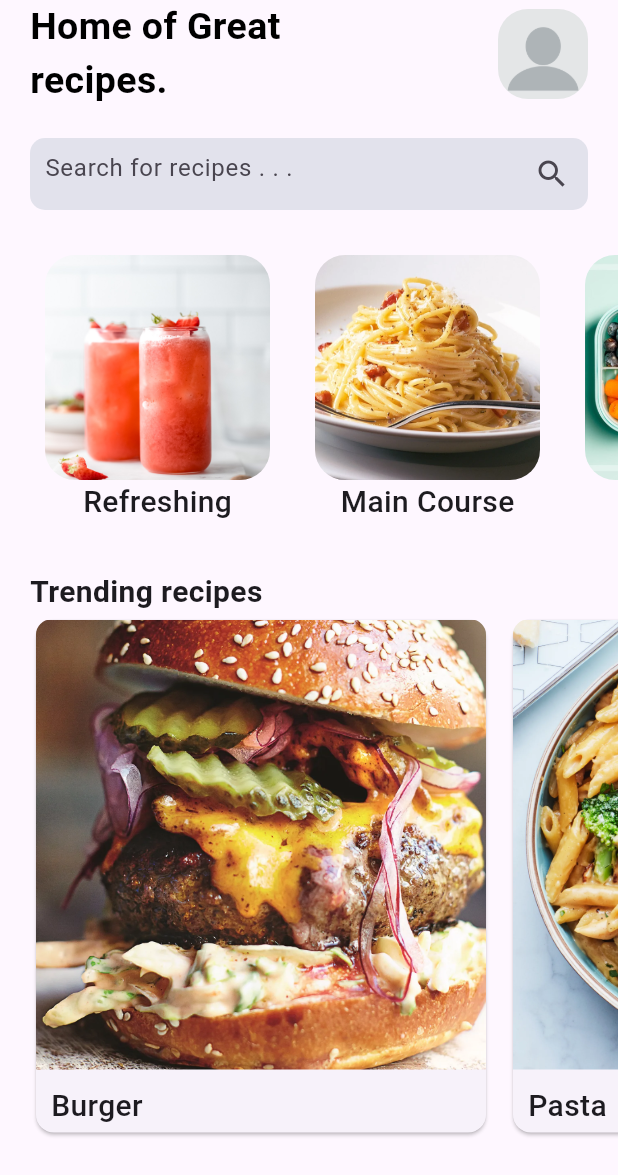
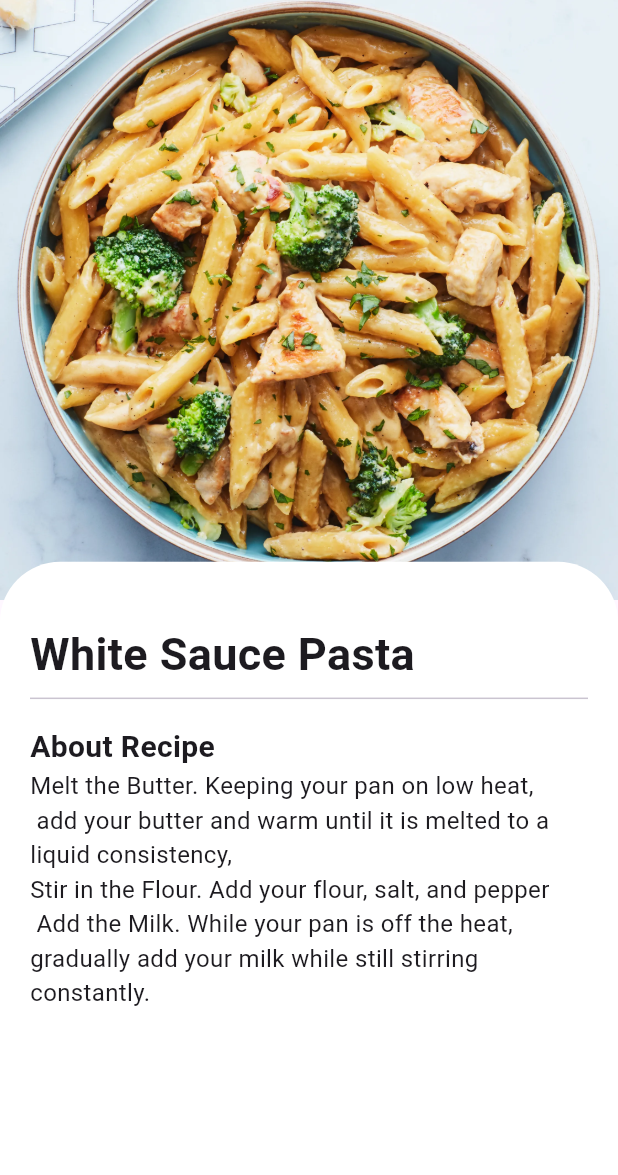
Before and after one commit to Chinokoo/recipe_app, a Flutter app: the screen it shows after launch, on a phone screen of 412 x 824 dp. Shown: the top 1175 px of the screen. Run offline on Flutter 3.47's test engine with Material 3 defaults, Android fonts, the phone set to English and light mode, and no system bars.

Commit message:
Create: Recipe page

```diff
--- a/lib/main.dart
+++ b/lib/main.dart
@@ -1,5 +1,6 @@
 import 'package:flutter/material.dart';
 import 'package:recipe_app/pages/home_page.dart';
+import 'package:recipe_app/pages/recipe.dart';
 
 void main() {
   runApp(const MainApp());
@@ -12,7 +13,7 @@ class MainApp extends StatelessWidget {
   Widget build(BuildContext context) {
     return const MaterialApp(
       debugShowCheckedModeBanner: false,
-      home: HomePage(),
+      home: Recipe(),
     );
   }
 }
--- a/lib/pages/home_page.dart
+++ b/lib/pages/home_page.dart
@@ -165,6 +165,16 @@ class _HomePageState extends State<HomePage> {
           ),
         ),
       ),
+
+      // the floating icon button
+      floatingActionButton: FloatingActionButton(
+        backgroundColor: Colors.black,
+        onPressed: () {},
+        child: const Icon(
+          Icons.add,
+          color: Colors.white,
+        ),
+      ),
     );
   }
 }
--- /dev/null
+++ b/lib/pages/recipe.dart
@@ -0,0 +1,69 @@
+import 'package:flutter/material.dart';
+
+class Recipe extends StatefulWidget {
+  const Recipe({super.key});
+
+  @override
+  State<Recipe> createState() => _RecipeState();
+}
+
+class _RecipeState extends State<Recipe> {
+  @override
+  Widget build(BuildContext context) {
+    return Scaffold(
+      body: Container(
+        child: Stack(
+          children: [
+            //the background image.
+            Image.asset(
+              "images/pasta.webp",
+              width: MediaQuery.of(context).size.width,
+              height: 400,
+              fit: BoxFit.cover,
+            ),
+
+            //the white container
+            Container(
+              padding: const EdgeInsets.only(top: 40, left: 20, right: 20),
+              width: MediaQuery.of(context).size.width,
+              margin:
+                  EdgeInsets.only(top: MediaQuery.of(context).size.width / 1.1),
+              decoration: const BoxDecoration(
+                borderRadius: BorderRadius.only(
+                    topLeft: Radius.circular(40),
+                    topRight: Radius.circular(40)),
+                color: Colors.white,
+              ),
+              child: const Column(
+                crossAxisAlignment: CrossAxisAlignment.start,
+                children: [
+                  // the heading
+                  Text(
+                    "White Sauce Pasta",
+                    style: TextStyle(fontSize: 30, fontWeight: FontWeight.bold),
+                  ),
+                  //divider line below the heading
+                  Divider(),
+                  //sized box for spacing.
+                  SizedBox(
+                    height: 10.0,
+                  ),
+                  //the recipe
+                  Text(
+                    "About Recipe",
+                    style:
+                        TextStyle(fontSize: 20.0, fontWeight: FontWeight.bold),
+                  ),
+                  Text(
+                    "Melt the Butter. Keeping your pan on low heat, \n add your butter and warm until it is melted to a liquid consistency, \nStir in the Flour. Add your flour, salt, and pepper\n Add the Milk. While your pan is off the heat, gradually add your milk while still stirring constantly.",
+                    style: TextStyle(fontSize: 16.0),
+                  ),
+                ],
+              ),
+            )
+          ],
+        ),
+      ),
+    );
+  }
+}
```
